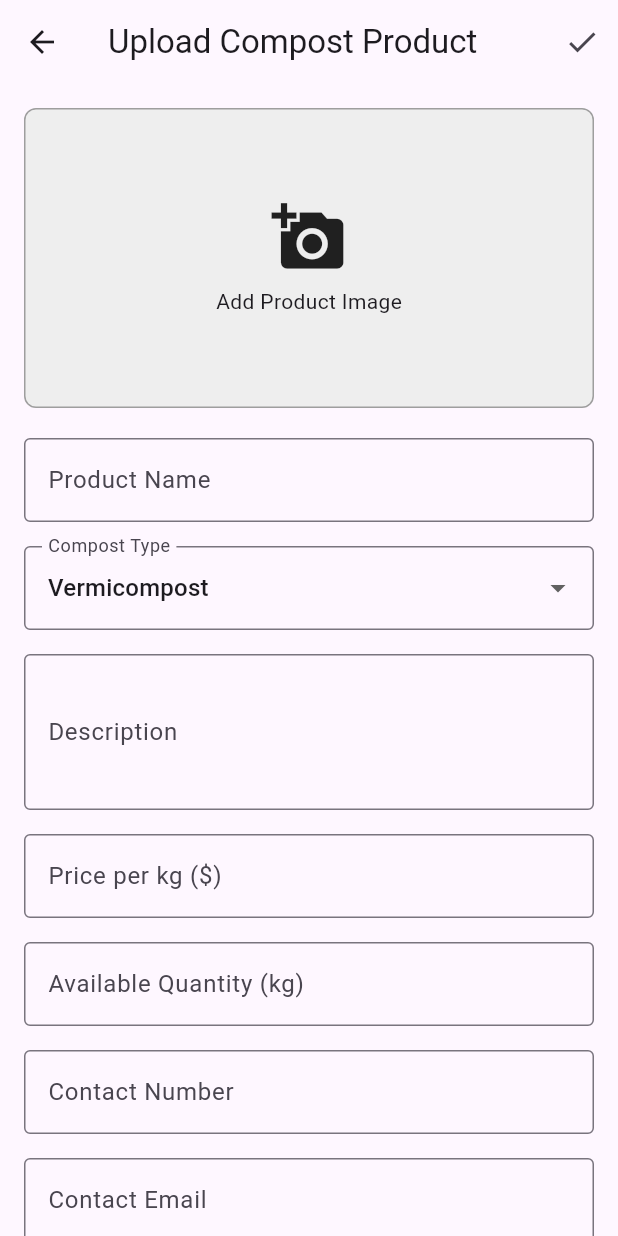
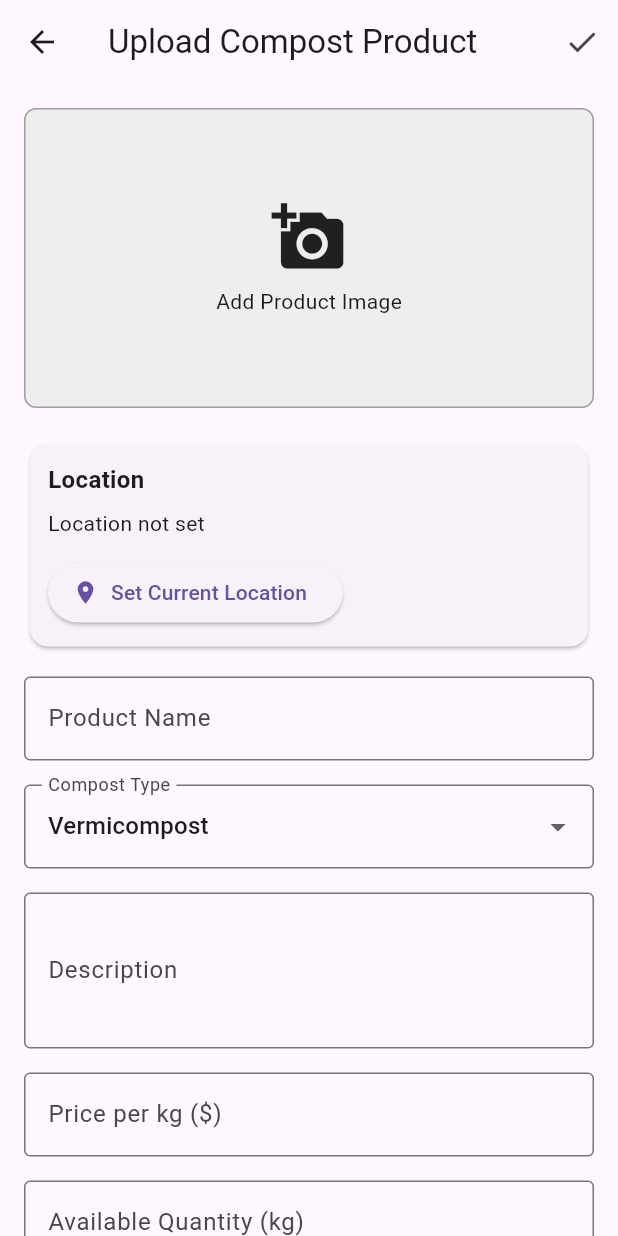
Before and after one commit to Adarshshrivastav991/organic_waste, a Flutter app: the UploadProductScreen screen opened directly, on a phone screen of 412 x 824 dp. Run offline on Flutter 3.47's test engine with Material 3 defaults, Android fonts, the light colour scheme and no system bars; our stand-ins replace cloud_firestore, firebase_auth, firebase_core, firebase_storage, geocoding, geolocator and 3 more; accounts and stored records are empty.

Commit message:
location

```diff
--- a/farmkart/lib/upload_product_screen.dart
+++ b/farmkart/lib/upload_product_screen.dart
@@ -4,6 +4,8 @@ import 'package:image_picker/image_picker.dart';
 import 'package:firebase_auth/firebase_auth.dart';
 import 'package:firebase_storage/firebase_storage.dart';
 import 'package:cloud_firestore/cloud_firestore.dart';
+import 'package:geolocator/geolocator.dart';
+import 'package:geocoding/geocoding.dart';
 
 class UploadProductScreen extends StatefulWidget {
   const UploadProductScreen({Key? key}) : super(key: key);
@@ -19,7 +21,6 @@ class _UploadProductScreenState extends State<UploadProductScreen> {
   String? _imageUrl;
   String? _imagePath;
 
-
   String _name = '';
   String _type = 'Vermicompost';
   String _description = '';
@@ -29,6 +30,11 @@ class _UploadProductScreenState extends State<UploadProductScreen> {
   String _contactNumber = '';
   String _contactEmail = '';
 
+  // Location variables
+  Position? _currentPosition;
+  String _currentAddress = "Location not set";
+  bool _isGettingLocation = false;
+
   final List<String> _compostTypes = [
     'Vermicompost',
     'Organic Compost',
@@ -37,6 +43,67 @@ class _UploadProductScreenState extends State<UploadProductScreen> {
     'Bokashi',
     'Other'
   ];
+
+  // Check if location services are enabled and request permission
+  Future<bool> _handleLocationPermission() async {
+    bool serviceEnabled;
+    LocationPermission permission;
+
+    serviceEnabled = await Geolocator.isLocationServiceEnabled();
+    if (!serviceEnabled) {
+      _showError('Location services are disabled. Please enable the services');
+      return false;
+    }
+
+    permission = await Geolocator.checkPermission();
+    if (permission == LocationPermission.denied) {
+      permission = await Geolocator.requestPermission();
+      if (permission == LocationPermission.denied) {
+        _showError('Location permissions are denied');
+        return false;
+      }
+    }
+
+    if (permission == LocationPermission.deniedForever) {
+      _showError('Location permissions are permanently denied, we cannot request permissions.');
+      return false;
+    }
+
+    return true;
+  }
+
+  // Get the current location
+  Future<void> _getCurrentLocation() async {
+    setState(() {
+      _isGettingLocation = true;
+    });
+
+    try {
+      final hasPermission = await _handleLocationPermission();
+      if (!hasPermission) return;
+
+      Position position = await Geolocator.getCurrentPosition(
+          desiredAccuracy: LocationAccuracy.high);
+
+      // Get address from coordinates
+      List<Placemark> placemarks = await placemarkFromCoordinates(
+          position.latitude, position.longitude);
+
+      Placemark place = placemarks[0];
+      String address = "${place.street}, ${place.locality}, ${place.administrativeArea}, ${place.country}";
+
+      setState(() {
+        _currentPosition = position;
+        _currentAddress = address;
+        _isGettingLocation = false;
+      });
+    } catch (e) {
+      setState(() {
+        _isGettingLocation = false;
+      });
+      _showError('Failed to get location: ${e.toString()}');
+    }
+  }
 
   Future<void> _pickImage() async {
     try {
@@ -60,11 +127,9 @@ class _UploadProductScreenState extends State<UploadProductScreen> {
     if (_imageFile == null) return null;
 
     try {
-
       _imagePath = 'compost_images/$productId.jpg';
       final storageRef = FirebaseStorage.instance.ref().child(_imagePath!);
 
-      // Upload with metadata
       final metadata = SettableMetadata(
         contentType: 'image/jpeg',
         customMetadata: {
@@ -73,12 +138,7 @@ class _UploadProductScreenState extends State<UploadProductScreen> {
         },
       );
 
-      await storageRef.putFile(
-        File(_imageFile!.path),
-        metadata,
-      );
-
-      // Get download URL
+      await storageRef.putFile(File(_imageFile!.path), metadata);
       return await storageRef.getDownloadURL();
     } catch (e) {
       _showError('Failed to upload image: ${e.toString()}');
@@ -96,25 +156,25 @@ class _UploadProductScreenState extends State<UploadProductScreen> {
       return;
     }
 
+    if (_currentPosition == null) {
+      _showError('Please set your location before submitting');
+      return;
+    }
+
     try {
-
       showDialog(
         context: context,
         barrierDismissible: false,
         builder: (context) => const Center(child: CircularProgressIndicator()),
       );
 
-
       final productRef = FirebaseFirestore.instance.collection('products').doc();
-
 
       if (_imageFile != null) {
         _imageUrl = await _uploadImage(productRef.id);
       }
 
-
       final contactEmail = _contactEmail.isNotEmpty ? _contactEmail : user.email ?? '';
-
 
       final productData = {
         'name': _name,
@@ -127,29 +187,28 @@ class _UploadProductScreenState extends State<UploadProductScreen> {
         'contactNumber': _contactNumber,
         'contactEmail': contactEmail,
         'imageUrl': _imageUrl,
-        'imagePath': _imagePath, // Store the storage path for deletion later
+        'imagePath': _imagePath,
         'availableQuantity': _availableQuantity,
         'isAvailable': _isAvailable,
+        'location': {
+          'latitude': _currentPosition!.latitude,
+          'longitude': _currentPosition!.longitude,
+          'address': _currentAddress,
+        },
         'createdAt': FieldValue.serverTimestamp(),
         'updatedAt': FieldValue.serverTimestamp(),
       };
-
 
       if (_pricePerKg <= 0 || _availableQuantity <= 0) {
         throw Exception('Price and quantity must be positive numbers');
       }
 
-
       await productRef.set(productData);
 
-
       if (mounted) Navigator.of(context).pop();
-
-
       _showSuccess('Product uploaded successfully!');
       _resetForm();
     } catch (e) {
-
       if (_imagePath != null) {
         await FirebaseStorage.instance.ref().child(_imagePath!).delete().catchError((e) {});
       }
@@ -173,6 +232,8 @@ class _UploadProductScreenState extends State<UploadProductScreen> {
       _isAvailable = true;
       _contactNumber = '';
       _contactEmail = '';
+      _currentPosition = null;
+      _currentAddress = "Location not set";
     });
   }
 
@@ -232,7 +293,7 @@ class _UploadProductScreenState extends State<UploadProductScreen> {
           child: Column(
             crossAxisAlignment: CrossAxisAlignment.stretch,
             children: [
-
+              // Image picker
               GestureDetector(
                 onTap: _pickImage,
                 child: Container(
@@ -259,7 +320,37 @@ class _UploadProductScreenState extends State<UploadProductScreen> {
               ),
               const SizedBox(height: 20),
 
+              // Location section
+              Card(
+                child: Padding(
+                  padding: const EdgeInsets.all(12.0),
+                  child: Column(
+                    crossAxisAlignment: CrossAxisAlignment.start,
+                    children: [
+                      const Text(
+                        'Location',
+                        style: TextStyle(
+                          fontWeight: FontWeight.bold,
+                          fontSize: 16,
+                        ),
+                      ),
+                      const SizedBox(height: 8),
+                      Text(_currentAddress),
+                      const SizedBox(height: 12),
+                      ElevatedButton.icon(
+                        icon: const Icon(Icons.location_on),
+                        label: Text(_isGettingLocation
+                            ? 'Getting Location...'
+                            : 'Set Current Location'),
+                        onPressed: _isGettingLocation ? null : _getCurrentLocation,
+                      ),
+                    ],
+                  ),
+                ),
+              ),
+              const SizedBox(height: 16),
 
+              // Product name
               TextFormField(
                 decoration: const InputDecoration(
                   labelText: 'Product Name',
@@ -275,7 +366,7 @@ class _UploadProductScreenState extends State<UploadProductScreen> {
               ),
               const SizedBox(height: 16),
 
-
+              // Compost type
               DropdownButtonFormField<String>(
                 decoration: const InputDecoration(
                   labelText: 'Compost Type',
@@ -346,7 +437,7 @@ class _UploadProductScreenState extends State<UploadProductScreen> {
               ),
               const SizedBox(height: 16),
 
-
+              // Available quantity
               TextFormField(
                 decoration: const InputDecoration(
                   labelText: 'Available Quantity (kg)',
@@ -370,7 +461,7 @@ class _UploadProductScreenState extends State<UploadProductScreen> {
               ),
               const SizedBox(height: 16),
 
-
+              // Contact number
               TextFormField(
                 decoration: const InputDecoration(
                   labelText: 'Contact Number',
@@ -391,7 +482,7 @@ class _UploadProductScreenState extends State<UploadProductScreen> {
               ),
               const SizedBox(height: 16),
 
-
+              // Contact email
               TextFormField(
                 decoration: const InputDecoration(
                   labelText: 'Contact Email',
@@ -409,7 +500,7 @@ class _UploadProductScreenState extends State<UploadProductScreen> {
               ),
               const SizedBox(height: 16),
 
-
+              // Availability switch
               Row(
                 children: [
                   const Text('Available for Sale:'),
@@ -426,7 +517,7 @@ class _UploadProductScreenState extends State<UploadProductScreen> {
               ),
               const SizedBox(height: 24),
 
-
+              // Submit button
               ElevatedButton(
                 onPressed: _submitForm,
                 style: ElevatedButton.styleFrom(
--- a/farmkart/pubspec.yaml
+++ b/farmkart/pubspec.yaml
@@ -40,8 +40,10 @@ dependencies:
   google_maps_flutter: ^2.2.3
   geolocator: ^9.0.2
   flutter_polyline_points: ^1.0.0
+  permission_handler: ^10.4.0
   geocoding: ^2.0.5
   intl: ^0.18.1
+
   convert: ^3.1.1
 
   google_generative_ai: ^0.0.1-dev  # Older version compatible with http 0.13.6
```
Also changed, not shown: farmkart/pubspec.lock, 3 other files.
